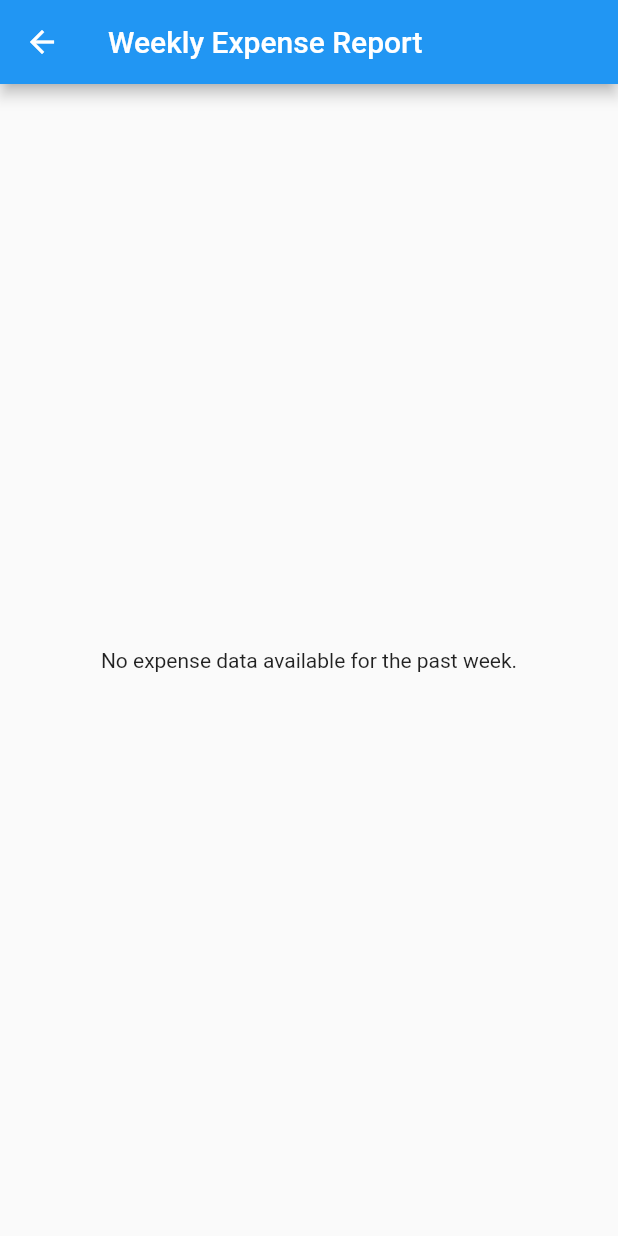
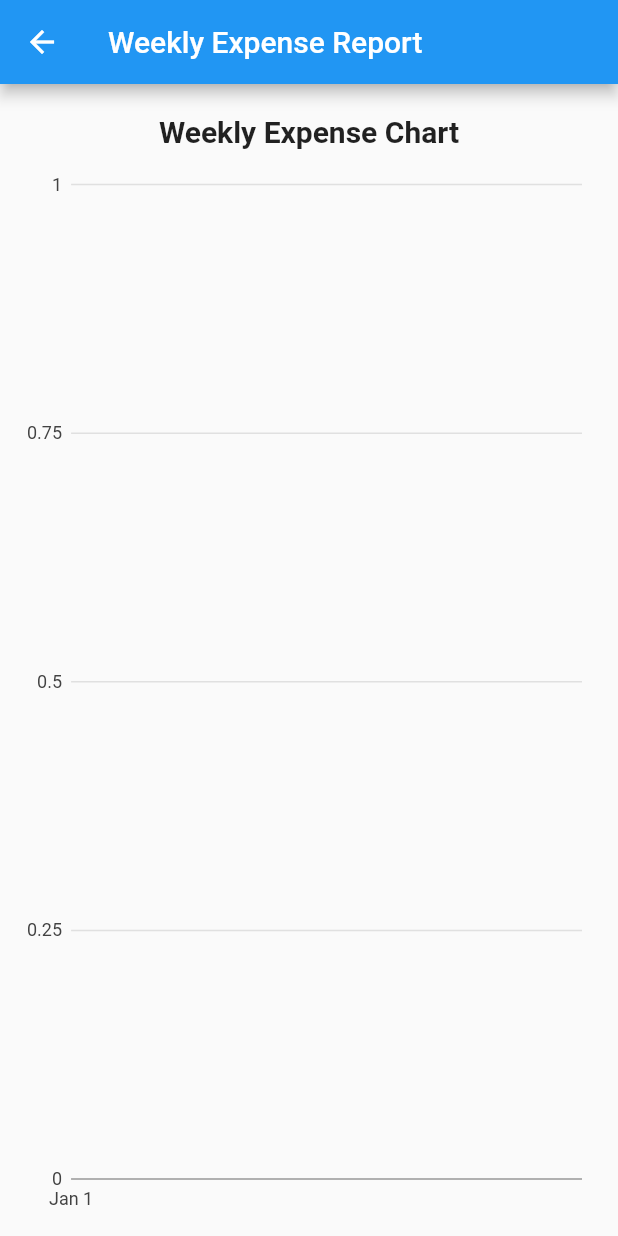
Before and after one commit to Sheilaramadhani/retirement-management-system, a Flutter app: the ExpenseHomePage screen opened directly, after a tap on "View Weekly Report", on a phone screen of 412 x 824 dp. Run offline on Flutter 3.47's test engine with Material 2 defaults, Android fonts, the phone set to English and light mode, and no system bars; our stand-ins replace charts_flutter, cloud_firestore, firebase_auth, firebase_core, firebase_storage, hexcolor and 3 more; missing offline and left inert: rate_my_app; accounts and stored records are empty; project files that could hold a hidden picture were left out.

Commit message:
CHANGES DURRING THE PROGRESS 	modified:   .flutter-plugins-dependencies 	modified:   lib/expense/expense.dart 	deleted:    lib/financial/saveDeviceToken.dart 	deleted:    lib/financial/sendNotificationToAdvisor.dart 	modified:   lib/options/retirementplan.dart 	modified:   lib/pages/investing.dart 	modified:   lib/saving/goal.dart 	modified:   lib/widgets/MyBody.dart

```diff
--- a/lib/expense/expense.dart
+++ b/lib/expense/expense.dart
@@ -1,4 +1,4 @@
-// ignore_for_file: use_key_in_widget_constructors, library_private_types_in_public_api, prefer_const_constructors, prefer_const_constructors_in_immutables, sized_box_for_whitespace
+// ignore_for_file: use_key_in_widget_constructors, library_private_types_in_public_api, prefer_const_constructors, prefer_const_constructors_in_immutables
 
 import 'package:flutter/material.dart';
 import 'package:cloud_firestore/cloud_firestore.dart';
@@ -18,10 +18,12 @@ class ExpenseApp extends StatelessWidget {
     );
   }
 }
+
 class ExpenseHomePage extends StatefulWidget {
   @override
   _ExpenseHomePageState createState() => _ExpenseHomePageState();
 }
+
 class _ExpenseHomePageState extends State<ExpenseHomePage> {
   final FirebaseFirestore _firestore = FirebaseFirestore.instance;
   final TextEditingController _titleController = TextEditingController();
@@ -68,8 +70,7 @@ class _ExpenseHomePageState extends State<ExpenseHomePage> {
         ),
         title: Text('Expense Management'),
       ),
-      body: SingleChildScrollView(
-        child: Column(
+      body: Column(
         children: [
           ExpenseForm(
             titleController: _titleController,
@@ -77,7 +78,10 @@ class _ExpenseHomePageState extends State<ExpenseHomePage> {
             addExpense: _addExpense,
           ),
           Expanded(
-            child: ExpenseList(firestore: _firestore, removeExpense: _removeExpense),
+            child: ExpenseList(
+              firestore: _firestore,
+              removeExpense: _removeExpense,
+            ),
           ),
           TotalExpense(firestore: _firestore),
           ElevatedButton(
@@ -86,14 +90,14 @@ class _ExpenseHomePageState extends State<ExpenseHomePage> {
               Navigator.push(
                 context,
                 MaterialPageRoute(
-                  builder: (context) => WeeklyExpensePage(firestore: _firestore),
+                  builder: (context) =>
+                      WeeklyExpensePage(firestore: _firestore),
                 ),
               );
             },
           ),
         ],
       ),
-      )
     );
   }
 }
@@ -279,9 +283,13 @@ class _WeeklyExpensePageState extends State<WeeklyExpensePage> {
 
       final List<ExpenseData> chartDataList = [];
 
-      expenseMap.forEach((date, amount) {
-        chartDataList.add(ExpenseData(date: date, amount: amount));
-      });
+      for (var entry in expenseMap.entries) {
+        final DateTime date = formatter.parse(entry.key);
+        final double amount = entry.value;
+
+        final ExpenseData expenseData = ExpenseData(date, amount);
+        chartDataList.add(expenseData);
+      }
 
       setState(() {
         chartData = chartDataList;
@@ -295,51 +303,40 @@ class _WeeklyExpensePageState extends State<WeeklyExpensePage> {
       appBar: AppBar(
         title: Text('Weekly Expense Report'),
       ),
-      body: Center(
-        child: chartData.isNotEmpty
-            ? ExpenseChart(data: chartData)
-            : Text('No expense data available for the past week.'),
+      body: Column(
+        children: [
+          SizedBox(height: 20.0),
+          Text(
+            'Weekly Expense Chart',
+            style: TextStyle(fontSize: 20.0, fontWeight: FontWeight.bold),
+          ),
+          Expanded(
+            child: Container(
+              padding: EdgeInsets.all(10.0),
+              child: charts.TimeSeriesChart(
+                [
+                  charts.Series<ExpenseData, DateTime>(
+                    id: 'Expense',
+                    colorFn: (_, __) => charts.MaterialPalette.blue.shadeDefault,
+                    domainFn: (ExpenseData data, _) => data.date,
+                    measureFn: (ExpenseData data, _) => data.amount,
+                    data: chartData,
+                  ),
+                ],
+                animate: true,
+                dateTimeFactory: const charts.LocalDateTimeFactory(),
+              ),
+            ),
+          ),
+        ],
       ),
     );
   }
 }
 
 class ExpenseData {
-  final String date;
+  final DateTime date;
   final double amount;
 
-  ExpenseData({
-    required this.date,
-    required this.amount,
-  });
+  ExpenseData(this.date, this.amount);
 }
-
-class ExpenseChart extends StatelessWidget {
-  final List<ExpenseData> data;
-
-  ExpenseChart({
-    required this.data,
-  });
-
-  @override
-  Widget build(BuildContext context) {
-    List<charts.Series<ExpenseData, String>> series = [
-      charts.Series(
-        id: 'Expense',
-        data: data,
-        domainFn: (ExpenseData expense, _) => expense.date,
-        measureFn: (ExpenseData expense, _) => expense.amount,
-        colorFn: (_, __) => charts.MaterialPalette.blue.shadeDefault,
-      ),
-    ];
-
-    return charts.BarChart(
-      series,
-      animate: true,
-      vertical: false,
-      barRendererDecorator: charts.BarLabelDecorator<String>(),
-      domainAxis: charts.OrdinalAxisSpec(renderSpec: charts.NoneRenderSpec()),
-      primaryMeasureAxis: charts.NumericAxisSpec(renderSpec: charts.NoneRenderSpec()),
-    );
-  }
-}
--- a/lib/pages/investing.dart
+++ b/lib/pages/investing.dart
@@ -67,6 +67,7 @@ class _InvestmentFirmListPageState extends State<InvestmentFirmListPage> {
   InvestmentFirm('Yetu Microfinance Bank', 'https://www.yetumfb.co.tz/'),
   InvestmentFirm('Zan Securities', 'https://www.zansec.com/'),
 ];
+
 
   List<InvestmentFirm> filteredFirms = [];
 
```
Also changed, not shown: lib/financial/saveDeviceToken.dart (deleted, +0 -14 lines), lib/financial/sendNotificationToAdvisor.dart (deleted, +0 -17 lines), lib/options/retirementplan.dart (+31 -18 lines), lib/saving/goal.dart (+167 -68 lines), lib/widgets/MyBody.dart (+7 -7 lines), 1 other file. Lines whose indentation alone changed are shown as unchanged.
